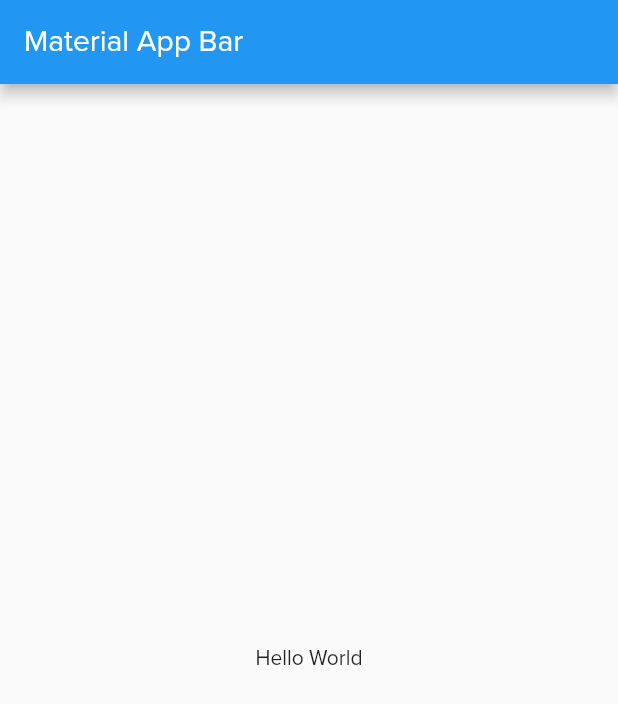
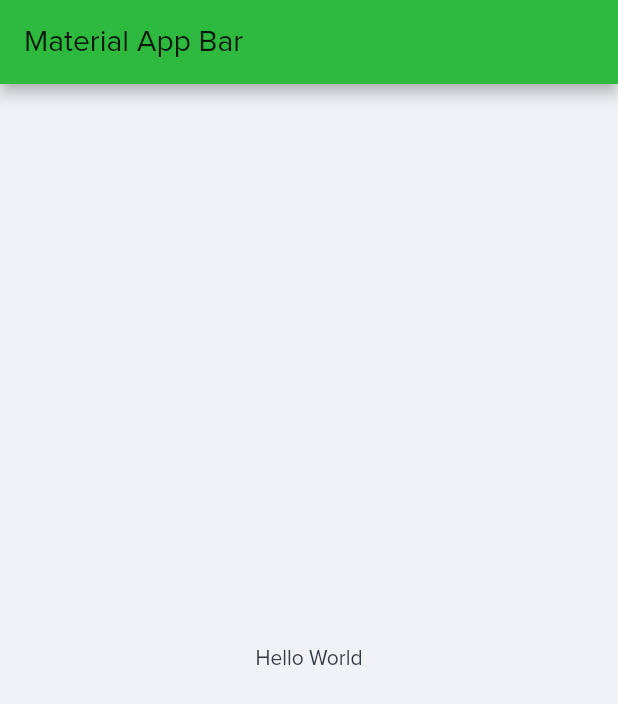
Before and after one commit to fabirt/debts-app, a Flutter app: the screen it shows after launch, on a phone screen of 412 x 824 dp. Shown: the top 704 px of the screen. Run offline on Flutter 3.47's test engine with Material 2 defaults, Android fonts, the phone set to English and light mode, and no system bars.

Commit message:
Agregando tema

```diff
--- a/lib/main.dart
+++ b/lib/main.dart
@@ -1,4 +1,7 @@
 import 'package:flutter/material.dart';
+import 'package:debts_app/src/pages/index.dart';
+import 'package:debts_app/src/utils/index.dart' as utils;
+
 
 void main() {
   runApp(MyApp());
@@ -8,19 +11,16 @@ class MyApp extends StatelessWidget {
   @override
   Widget build(BuildContext context) {
     return MaterialApp(
-      title: 'Material App',
-      home: Scaffold(
-        appBar: AppBar(
-          title: Text('Material App Bar'),
-        ),
-        body: Center(
-          child: Container(
-            child: Text('Hello World'),
-          ),
-        ),
-      ),
+      debugShowCheckedModeBanner: false,
+      title: 'Debty',
+      home: HomePage(),
       theme: ThemeData(
-        fontFamily: 'Proximanova'
+        fontFamily: 'Proximanova',
+        primaryColor: utils.Colors.apple,
+        scaffoldBackgroundColor: utils.Colors.athensGray,
+        textTheme: TextTheme(
+          body1: TextStyle(color: utils.Colors.brightGray)
+        )
       ),
     );
   }
--- /dev/null
+++ b/lib/src/pages/home/home_page.dart
@@ -0,0 +1,18 @@
+import 'package:flutter/material.dart';
+import 'package:debts_app/src/utils/index.dart' as utils;
+
+class HomePage extends StatelessWidget {
+  @override
+  Widget build(BuildContext context) {
+    return Scaffold(
+      appBar: AppBar(
+        title: Text('Material App Bar',),
+      ),
+      body: Center(
+        child: Container(
+          child: Text('Hello World'),
+        ),
+      ),
+    );
+  }
+}
--- /dev/null
+++ b/lib/src/pages/index.dart
@@ -0,0 +1 @@
+export 'package:debts_app/src/pages/home/home_page.dart';
--- /dev/null
+++ b/lib/src/utils/colors.dart
@@ -0,0 +1,13 @@
+import 'package:flutter/material.dart';
+
+
+class Colors {
+  static const persianBlue = Color(0xFF1825AD);
+  static const athensGray = Color(0xFFF0F2F5);
+  static const apple = Color(0xFF2DBA3F);
+  static const mountainMeadow = Color(0xFF1EAA5D);
+  static const denim = Color(0xFF154FC2);
+  static const plantation = Color(0xFF2B5A50);
+  static const towerGray = Color(0xFFA7BDBE);
+  static const brightGray = Color(0xFF333A47);
+}
--- /dev/null
+++ b/lib/src/utils/index.dart
@@ -0,0 +1 @@
+export 'package:debts_app/src/utils/colors.dart';
--- a/pubspec.yaml
+++ b/pubspec.yaml
@@ -61,8 +61,8 @@ flutter:
     - family: Proximanova
       fonts:
         - asset: fonts/proximanova-regular.ttf
-        - asset: fonts/proximanova-italic.ttf
-          style: italic
+        - asset: fonts/proximanova-light.ttf
+          weight: 300
         - asset: fonts/proximanova-semibold.ttf
           weight: 600
         - asset: fonts/proximanova-bold.ttf
```
Also changed, not shown: 3 other files.
